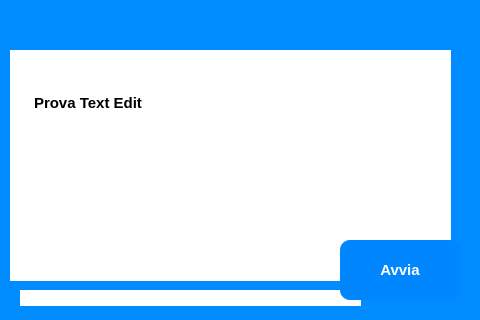
First picture: the form in view/recap_info_sanifica_window.ui, repository ISacchitella/MicroOne_v1.1, before the edit.
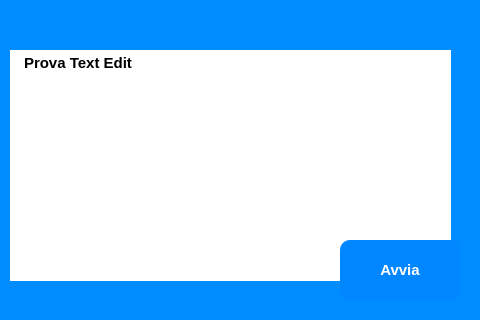
Second picture: the form after the edit. Icons and pictures are not drawn.

Diff of the .ui file:
```diff
--- a/view/recap_info_sanifica_window.ui
+++ b/view/recap_info_sanifica_window.ui
@@ -49,10 +49,10 @@
     <widget class="QTextEdit" name="recap_info_text_edit">
      <property name="geometry">
       <rect>
-       <x>20</x>
-       <y>40</y>
+       <x>10</x>
+       <y>0</y>
        <width>361</width>
-       <height>191</height>
+       <height>161</height>
       </rect>
      </property>
      <property name="sizePolicy">
@@ -160,6 +160,32 @@
       </widget>
      </widget>
     </widget>
+    <widget class="QLabel" name="millilitri_label">
+     <property name="geometry">
+      <rect>
+       <x>10</x>
+       <y>180</y>
+       <width>300</width>
+       <height>61</height>
+      </rect>
+     </property>
+     <property name="font">
+      <font>
+       <pointsize>10</pointsize>
+       <weight>75</weight>
+       <bold>true</bold>
+      </font>
+     </property>
+     <property name="styleSheet">
+      <string notr="true">color: rgb(170, 0, 0);</string>
+     </property>
+     <property name="text">
+      <string/>
+     </property>
+     <property name="alignment">
+      <set>Qt::AlignLeading|Qt::AlignLeft|Qt::AlignTop</set>
+     </property>
+    </widget>
    </widget>
   </widget>
   <widget class="QPushButton" name="avanti_btn">
@@ -240,29 +266,6 @@
     <bool>true</bool>
    </property>
   </widget>
-  <widget class="QLabel" name="millilitri_label">
-   <property name="geometry">
-    <rect>
-     <x>20</x>
-     <y>290</y>
-     <width>341</width>
-     <height>16</height>
-    </rect>
-   </property>
-   <property name="font">
-    <font>
-     <pointsize>10</pointsize>
-     <weight>75</weight>
-     <bold>true</bold>
-    </font>
-   </property>
-   <property name="styleSheet">
-    <string notr="true">color: rgb(170, 0, 0);</string>
-   </property>
-   <property name="text">
-    <string/>
-   </property>
-  </widget>
   <zorder>label_5</zorder>
   <zorder>recap_info_scrollarea</zorder>
   <zorder>cancel_btn_</zorder>
```
Left out of the diff: 1 changed line with no effect on the pictures.
